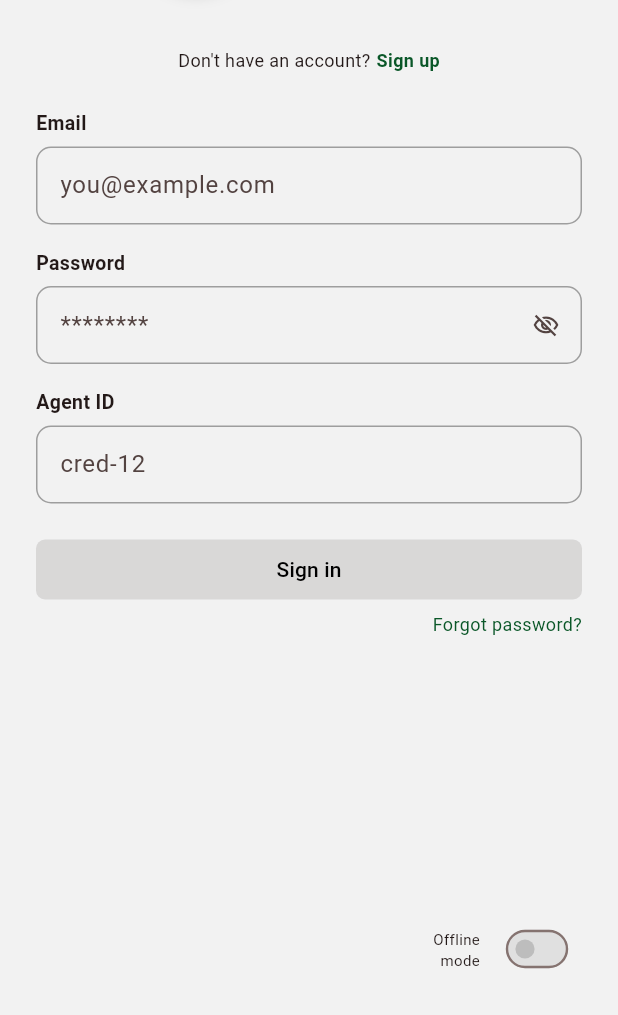
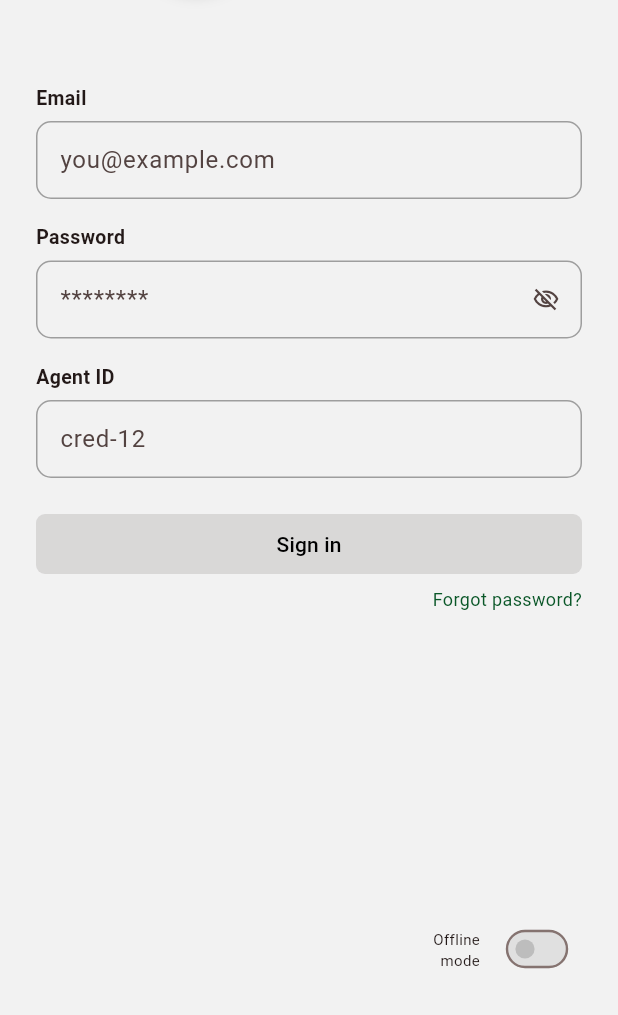
Before and after one commit to Crediometer/agent360, a Flutter app: the screen it shows after launch, on a phone screen of 412 x 824 dp, the part 221-1236 px from its top. Run offline on Flutter 3.47's test engine with Material 3 defaults, Android fonts, the phone set to English and light mode, and no system bars; our stand-ins replace camera, device_info_plus, fl_chart, fluttertoast, hive, hive_flutter and 3 more; accounts and stored records are empty.

Commit message:
add the auth in app

```diff
--- a/lib/features/screens/Auth/screens/Login.dart
+++ b/lib/features/screens/Auth/screens/Login.dart
@@ -1,6 +1,6 @@
 import 'dart:convert';
 import 'package:agent360/features/screens/Auth/screens/ForgotPasswordScreen.dart';
-import 'package:agent360/features/screens/Auth/screens/SignUp.dart';
+// import 'package:agent360/features/screens/Auth/screens/SignUp.dart';
 import 'package:flutter/material.dart';
 import 'package:fluttertoast/fluttertoast.dart';
 import 'package:http/http.dart' as http;
@@ -266,34 +266,7 @@ Future<void> _login() async {
               Center(child: _buildLogo()),
               const SizedBox(height: 32),
               const SizedBox(height: 8),
-              Row(
-                mainAxisAlignment: MainAxisAlignment.center,
-                children: [
-                  const Text(
-                    "Don't have an account?",
-                    style: TextStyle(fontSize: 12),
-                  ),
-                  const SizedBox(width: 4),
-                  GestureDetector(
-                    onTap: () {
-                      Navigator.push(
-                        context,
-                        MaterialPageRoute(
-                          builder: (_) => const RegisterScreen(),
-                        ),
-                      );
-                    },
-                    child: const Text(
-                      'Sign up',
-                      style: TextStyle(
-                        fontSize: 12,
-                        color: Color(0xFF0A5728),
-                        fontWeight: FontWeight.bold,
-                      ),
-                    ),
-                  ),
-                ],
-              ),
+
               const SizedBox(height: 24),
               _formField(
                 label: 'Email',
```
